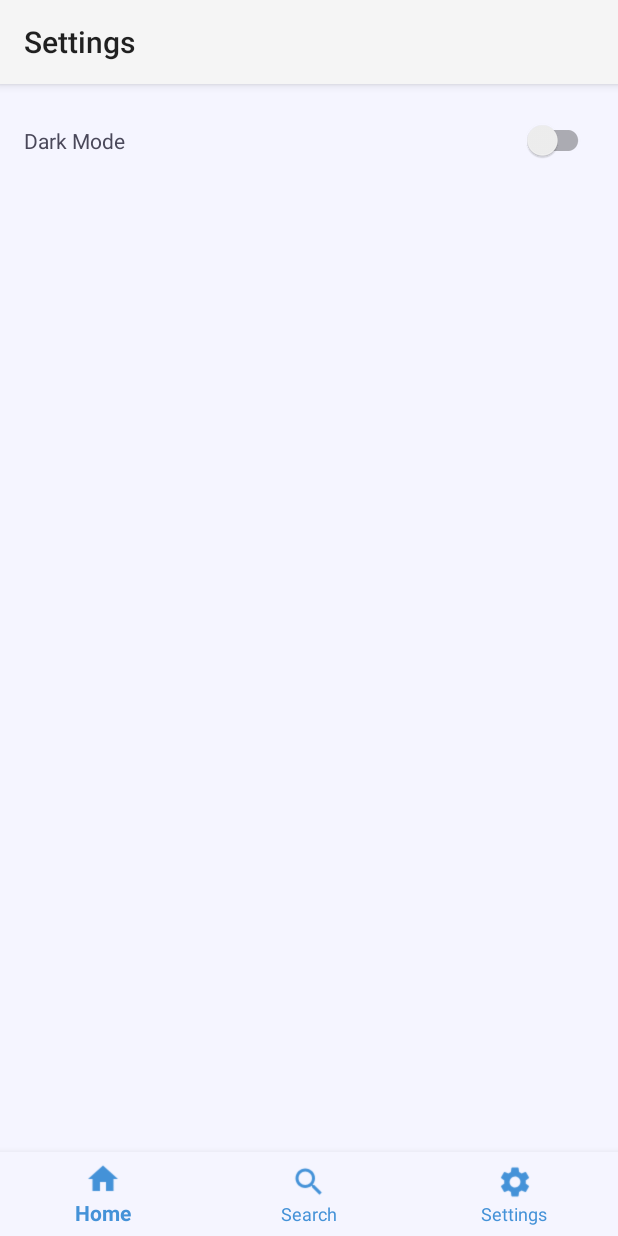
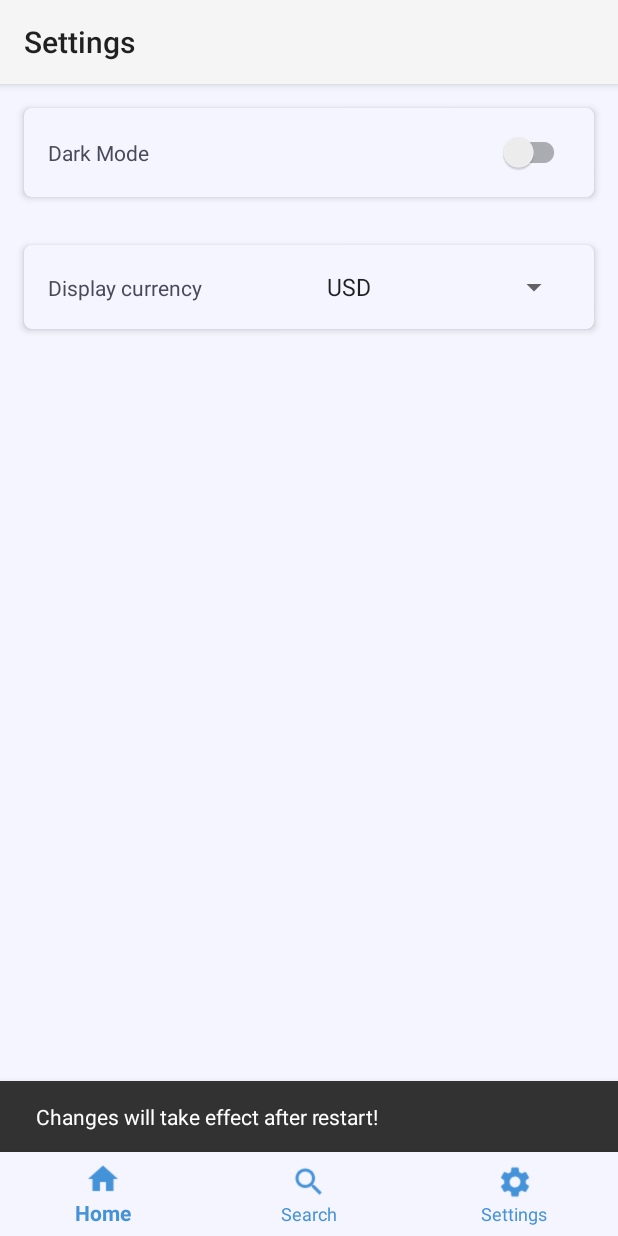
Before and after one commit to konshensx16/playground, an Android app: the fragment SettingFragment placed in its activity, on a phone screen of 412 x 824 dp. Run offline under Robolectric (Android 15) with nearby library versions, the phone set to English and light mode, and no system bars.

Commit message:
User can now change the display currency from the settings, The UI still needs to update according the selected currency, only the homeFragment currently adapting to the change

```diff
--- a/app/src/main/java/com/example/konshensx/firstapp/Adapter.java
+++ b/app/src/main/java/com/example/konshensx/firstapp/Adapter.java
@@ -24,11 +24,13 @@ public class Adapter extends RecyclerView.Adapter<Adapter.myViewHolder> {
 
     private List<Currency> mData;
     private FragmentManager fragmentManager;
+    private String displayCurrency;
 
-    public Adapter(Context context, List<Currency> mData, FragmentManager fragmentManager) {
+    public Adapter(Context context, List<Currency> mData, FragmentManager fragmentManager, String displayCurrency) {
         this.myContext = context;
         this.mData = mData;
         this.fragmentManager = fragmentManager;
+        this.displayCurrency = displayCurrency;
     }
 
     /**
@@ -57,7 +59,8 @@ public class Adapter extends RecyclerView.Adapter<Adapter.myViewHolder> {
     public void onBindViewHolder(@NonNull myViewHolder myViewHolder, final int i) {
         myViewHolder.symbol.setText(mData.get(i).getSymbol());
         myViewHolder.name.setText(mData.get(i).getName());
-        myViewHolder.price.setText(String.format("%,f $", mData.get(i).getQuotes().getPrice()));
+
+        myViewHolder.price.setText(String.format("%,f %s", mData.get(i).getQuotes().getPrice(), displayCurrency));
         if (mData.get(i).getQuotes().getPercentChange1H() > 0)
         {
             myViewHolder.change.setTextColor(Color.parseColor("#3AD084"));
--- a/app/src/main/java/com/example/konshensx/firstapp/App.java
+++ b/app/src/main/java/com/example/konshensx/firstapp/App.java
@@ -6,20 +6,45 @@ import android.preference.PreferenceManager;
 
 public class App extends Application{
 
-    private boolean isNightModeEnabled = false;
+    public static App instance = null;
+
+    private static boolean isNightModeEnabled = false;
+    private static SharedPreferences sharedPreferences;
+    private static String displayCurrency;
+
+    public App()
+    {
+        sharedPreferences = PreferenceManager.getDefaultSharedPreferences(this);
+        this.displayCurrency = getDisplayCurrency();
+    }
 
     @Override
     public void onCreate() {
         super.onCreate();
 
         // load the night mode state here
-        SharedPreferences sharedPreferences = PreferenceManager.getDefaultSharedPreferences(this);
-        this.isNightModeEnabled = sharedPreferences.getBoolean("NIGHT_MODE", false);
+//        sharedPreferences = PreferenceManager.getDefaultSharedPreferences(this);
+//        this.isNightModeEnabled = sharedPreferences.getBoolean("NIGHT_MODE", false);
+
+        // TODO: load the display currency here instead of onCreate of every fragment
+
     }
 
-    public boolean isNightModeEnabled()
+    public static App getInstance(){
+        if (instance == null) {
+            instance = new App();
+        }
+        return instance;
+    }
+
+    public static String getDisplayCurrency()
     {
-        return this.isNightModeEnabled;
+        return sharedPreferences.getString("DISPLAY_CURRENCY", "USD");
+    }
+
+    public static boolean isNightModeEnabled()
+    {
+        return isNightModeEnabled;
     }
 
     public void setIsNightModeEnabled(boolean isNightModeEnabled)
--- a/app/src/main/java/com/example/konshensx/firstapp/BitcoinIndex.java
+++ b/app/src/main/java/com/example/konshensx/firstapp/BitcoinIndex.java
@@ -43,6 +43,11 @@ public class BitcoinIndex extends AppCompatActivity {
         }
 
         super.onCreate(savedInstanceState);
+        // TODO: get the display currency from sharedPreferences
+        String displayCurrency = sharedPreferences.getString("DISPLAY_CURRENCY", "USD");
+
+        Toast.makeText(this, "DISPLAY_CURRENCY:" + displayCurrency, Toast.LENGTH_LONG);
+
         try {
             // log the current state at launch
             // MODE_NIGHT_NO = 1;
--- a/app/src/main/java/com/example/konshensx/firstapp/HomeFragment.java
+++ b/app/src/main/java/com/example/konshensx/firstapp/HomeFragment.java
@@ -1,9 +1,11 @@
 package com.example.konshensx.firstapp;
 
 import android.content.Context;
+import android.content.SharedPreferences;
 import android.net.ConnectivityManager;
 import android.net.NetworkInfo;
 import android.os.Bundle;
+import android.preference.PreferenceManager;
 import android.support.annotation.NonNull;
 import android.support.annotation.Nullable;
 import android.support.design.widget.BottomNavigationView;
@@ -31,7 +33,10 @@ public class HomeFragment extends Fragment implements OnTaskCompleted {
     private static final String TAG = "HomeFragment";
     private int numberOfcalls;
     private String jsonResponse;
+    private String displayCurrency;
     private List<Currency> list;
+
+    SharedPreferences sharedPreferences;
     RecyclerView recyclerView;
     Adapter adapter;
     LinearLayoutManager linearLayoutManager;
@@ -59,7 +64,6 @@ public class HomeFragment extends Fragment implements OnTaskCompleted {
     public void onActivityCreated(@Nullable Bundle savedInstanceState) {
         // trying to see if this is what's causing the slow starting of the fragment and the 429 status code (rate limit)
         super.onActivityCreated(savedInstanceState);
-
         recyclerView = getActivity().findViewById(R.id.rv_list);
     }
 
@@ -70,9 +74,12 @@ public class HomeFragment extends Fragment implements OnTaskCompleted {
             getActivity().setTitle("Vertex Tracker");
             linearLayoutManager = new LinearLayoutManager(getContext());
             this.list = new ArrayList<>();
-            adapter = new Adapter(getContext(), this.list, getActivity().getSupportFragmentManager());
+            sharedPreferences = PreferenceManager.getDefaultSharedPreferences(getContext());
+            displayCurrency = sharedPreferences.getString("DISPLAY_CURRENCY", "USD");
+            adapter = new Adapter(getContext(), this.list, getActivity().getSupportFragmentManager(), displayCurrency);
+            // not connected to the internet, display snackbar to the user
+            final String link = "https://api.coinmarketcap.com/v2/ticker/?convert="+displayCurrency+"&limit=10&sort=rank";
 
-            // not connected to the internet, display snackbar to the user
             if (!this.checkInternetConnection()) {
                 final Snackbar snackbar = Snackbar.make(getActivity().findViewById(R.id.coordinator_container), "No internet connection", Snackbar.LENGTH_INDEFINITE);
                 snackbar.setAction("Retry", new View.OnClickListener() {
@@ -85,13 +92,14 @@ public class HomeFragment extends Fragment implements OnTaskCompleted {
                             // or maybe i should dismiss the snackbar to null it ??
                             snackbar.show();
                         } else {
-                            new Fetcher(new HomeFragment()).execute("https://api.coinmarketcap.com/v2/ticker/?limit=10&sort=rank");
+                            new Fetcher(new HomeFragment()).execute(link);
                         }
                     }
                 });
                 snackbar.show();
             } else {
-                new Fetcher(this).execute("https://api.coinmarketcap.com/v2/ticker/?limit=10&sort=rank");
+                new Fetcher(this).execute(link);
+//                new Fetcher(this).execute("https://api.coinmarketcap.com/v2/ticker/?limit=10&sort=rank");
             }
         } catch (Exception e) {
             e.printStackTrace();
@@ -141,7 +149,7 @@ public class HomeFragment extends Fragment implements OnTaskCompleted {
                 }
 
                 JSONObject quotesData = currencyObject.getJSONObject("quotes");
-                JSONObject usdData = quotesData.getJSONObject("USD");
+                JSONObject usdData = quotesData.getJSONObject(displayCurrency);
 
                 double price = usdData.getDouble("price");
                 BigDecimal volume24 = new BigDecimal(0.0);
--- a/app/src/main/java/com/example/konshensx/firstapp/SettingFragment.java
+++ b/app/src/main/java/com/example/konshensx/firstapp/SettingFragment.java
@@ -17,16 +17,24 @@ import android.util.Log;
 import android.view.LayoutInflater;
 import android.view.View;
 import android.view.ViewGroup;
+import android.widget.AdapterView;
+import android.widget.ArrayAdapter;
 import android.widget.CompoundButton;
+import android.widget.Spinner;
 import android.widget.Toast;
 
-public class SettingFragment extends Fragment implements CompoundButton.OnCheckedChangeListener {
+public class SettingFragment extends Fragment implements CompoundButton.OnCheckedChangeListener, AdapterView.OnItemSelectedListener {
 
     private static final String TAG = "SettingFragmentClass";
+    boolean isNightMode = false;
+
     SwitchCompat darkModeSwitch;
+    Spinner currenciesSpinner;
     CoordinatorLayout coordinator_container;
+    Snackbar snackbar;
+
+    ArrayAdapter<CharSequence> charSequenceArrayAdapter;
     SharedPreferences sharedPreferences;
-    boolean isNightMode = false;
 
 
     public SettingFragment() {}
@@ -42,7 +50,9 @@ public class SettingFragment extends Fragment implements CompoundButton.OnChecke
     public void onActivityCreated(@Nullable Bundle savedInstanceState) {
         super.onActivityCreated(savedInstanceState);
         darkModeSwitch = getActivity().findViewById(R.id.dark_mode_switch);
+        currenciesSpinner = getActivity().findViewById(R.id.currency_spinner);
         coordinator_container = getActivity().findViewById(R.id.coordinator_container_root);
+        currenciesSpinner.setOnItemSelectedListener(this);
         darkModeSwitch.setOnCheckedChangeListener(this);
         // set the sharedPreferences
         sharedPreferences = PreferenceManager.getDefaultSharedPreferences(getContext());
@@ -50,12 +60,23 @@ public class SettingFragment extends Fragment implements CompoundButton.OnChecke
         // TODO: set the switch to the state of the boolean value "NIGHT_MODE"
         isNightMode = sharedPreferences.getBoolean("NIGHT_MODE", false);
         darkModeSwitch.setChecked(isNightMode);
+
+        // TODO: fill in the spinner with string-array
+
+        charSequenceArrayAdapter = ArrayAdapter.createFromResource(getContext(), R.array.currency_values, android.R.layout.simple_spinner_item);
+        charSequenceArrayAdapter.setDropDownViewResource(android.R.layout.simple_spinner_dropdown_item);
+        currenciesSpinner.setAdapter(charSequenceArrayAdapter);
+
+        // TODO: get the currenct saved display value
+        String savedDisplayCurrency = sharedPreferences.getString("DISPLAY_CURRENCY", "USD");
+        currenciesSpinner.setSelection(charSequenceArrayAdapter.getPosition(savedDisplayCurrency));
     }
 
     @Override
     public void onCreate(@Nullable Bundle savedInstanceState) {
         super.onCreate(savedInstanceState);
         getActivity().setTitle(getString(R.string.setting_text));
+        snackbar = Snackbar.make(getActivity().findViewById(R.id.coordinator_container), "Changes will take effect after restart!", Snackbar.LENGTH_LONG);
 
         if (!this.checkInternetConnection()) {
             // TODO: show a snackbar
@@ -101,7 +122,6 @@ public class SettingFragment extends Fragment implements CompoundButton.OnChecke
         switch (compoundButton.getId()) {
             case R.id.dark_mode_switch:
 
-                Snackbar snackbar = Snackbar.make(getActivity().findViewById(R.id.coordinator_container), "Changes will take effect after restart!", Snackbar.LENGTH_LONG);
                 // TODO: just set the preferences in the sharedPreferences file and wait till app restarts
                 if (isChecked)
                 {
@@ -117,8 +137,17 @@ public class SettingFragment extends Fragment implements CompoundButton.OnChecke
     }
 
     @Override
-    public void onDestroy() {
-        super.onDestroy();
-        Log.i(TAG, "onDestroy: SettingFragment fi dimati allah, was removed");
+    public void onItemSelected(AdapterView<?> adapterView, View view, int i, long l) {
+        // TODO: save the selected value in the sharedPreferences
+        // display the value selected by the user
+        String selectedItem = charSequenceArrayAdapter.getItem(i).toString();
+        sharedPreferences.edit().putString("DISPLAY_CURRENCY", selectedItem).apply();
+        snackbar.show();
+    }
+
+    @Override
+    public void onNothingSelected(AdapterView<?> adapterView) {
+        Toast.makeText(getContext(), "No item selected", Toast.LENGTH_SHORT).show();
+
     }
 }
--- a/app/src/main/res/layout/setting_layout.xml
+++ b/app/src/main/res/layout/setting_layout.xml
@@ -1,21 +1,30 @@
 <?xml version="1.0" encoding="utf-8"?>
-<FrameLayout
-    xmlns:android="http://schemas.android.com/apk/res/android"
+<FrameLayout xmlns:android="http://schemas.android.com/apk/res/android"
     android:layout_width="match_parent"
-    android:layout_height="match_parent">
+    android:layout_height="match_parent"
+    xmlns:app="http://schemas.android.com/apk/res-auto">
 
     <LinearLayout android:layout_height="match_parent"
         android:layout_width="match_parent"
         android:orientation="vertical">
 
-
+        <android.support.v7.widget.CardView
+            android:layout_height="wrap_content"
+            android:layout_width="match_parent"
+            android:elevation="1dp"
+            android:translationZ="1dp"
+            android:layout_margin="16dp"
+            app:cardBackgroundColor="?attr/primaryBackgroundColor"
+            app:contentPaddingTop="16dp"
+            app:contentPaddingBottom="16dp"
+            app:cardCornerRadius="5dp"
+            >
             <LinearLayout android:layout_height="match_parent"
                 android:layout_width="match_parent"
-            android:orientation="horizontal"
-            android:layout_marginTop="24dp">
+                android:orientation="horizontal">
 
                 <TextView
-                android:id="@+id/textView4"
+                    android:id="@+id/night_mode_text"
                     android:layout_width="wrap_content"
                     android:layout_height="wrap_content"
                     android:layout_marginStart="16dp"
@@ -33,6 +42,45 @@
                     android:textOn="ON"/>
 
             </LinearLayout>
+        </android.support.v7.widget.CardView>
+
+
+        <!-- card for currency used to display prices, USD vs EURO-->
+        <android.support.v7.widget.CardView
+            android:layout_height="wrap_content"
+            android:layout_width="match_parent"
+            android:elevation="1dp"
+            android:translationZ="1dp"
+            android:layout_margin="16dp"
+            app:contentPaddingTop="16dp"
+            app:contentPaddingBottom="16dp"
+            app:cardCornerRadius="5dp"
+            app:cardBackgroundColor="?attr/primaryBackgroundColor"
+            >
+            <LinearLayout android:layout_height="match_parent"
+                android:layout_width="match_parent"
+                android:orientation="horizontal">
+
+                <TextView
+                    android:id="@+id/display_currency"
+                    android:layout_width="wrap_content"
+                    android:layout_height="wrap_content"
+                    android:layout_marginStart="16dp"
+                    android:layout_weight="1"
+                    android:text="@string/currency_display_title"
+                    android:textColor="?attr/primaryTextColor" />
+
+                <Spinner
+                    android:id="@+id/currency_spinner"
+                    android:layout_width="wrap_content"
+                    android:layout_height="wrap_content"
+                    android:layout_marginEnd="16dp"
+                    android:layout_weight="1"
+                    />
+
+
+            </LinearLayout>
+        </android.support.v7.widget.CardView>
 
 
     </LinearLayout>
--- a/app/src/main/res/values/strings.xml
+++ b/app/src/main/res/values/strings.xml
@@ -21,8 +21,15 @@
     <string name="search_title_holder">Searching for <b>%1$s</b>, displaying <b>%2$d</b> results</string>
     <string name="search_title_no_results">No results were found for <b>%1$s</b></string>
     <string name="setting_dark_mode">Dark Mode</string>
+    <string name="currency_display_title">Display currency</string>
 
     <string name="menu_item_home">Home</string>
     <string name="menu_item_search">Search</string>
     <string name="menu_item_setting">Settings</string>
+
+    <string-array name="currency_values">
+        <item>USD</item>
+        <item>EUR</item>
+        <item>BTC</item>
+    </string-array>
 </resources>
```
Also changed, not shown: app/src/main/res/layout/activity_bitcoin_index.xml (indentation only), 1 other file. Lines whose indentation alone changed are shown as unchanged.
